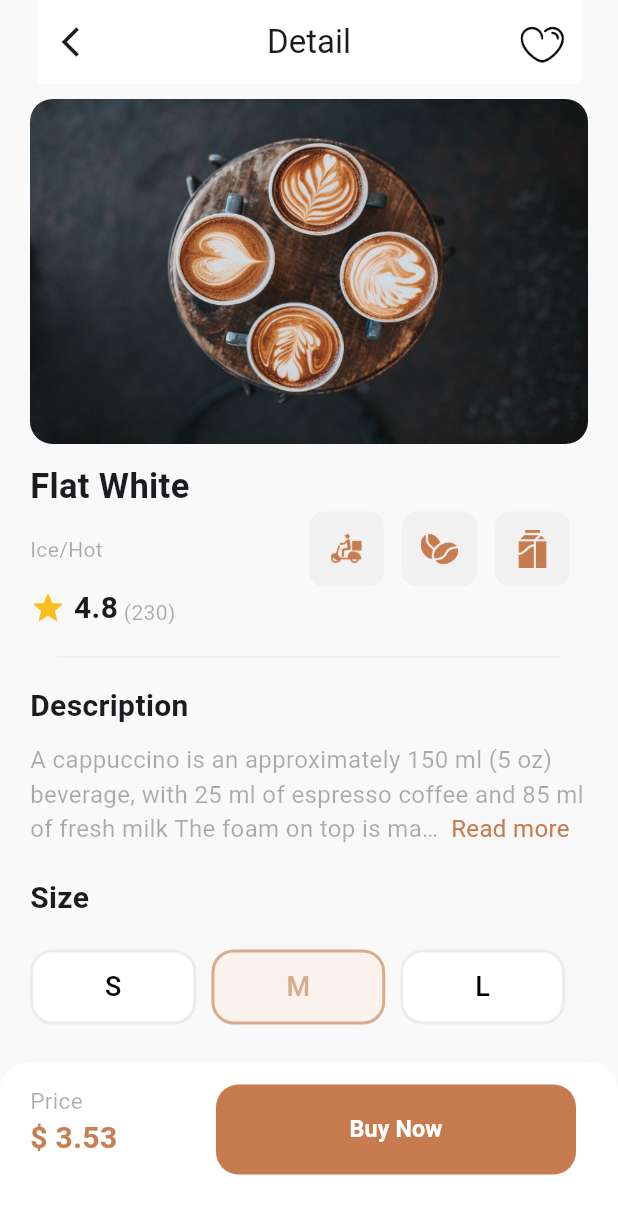
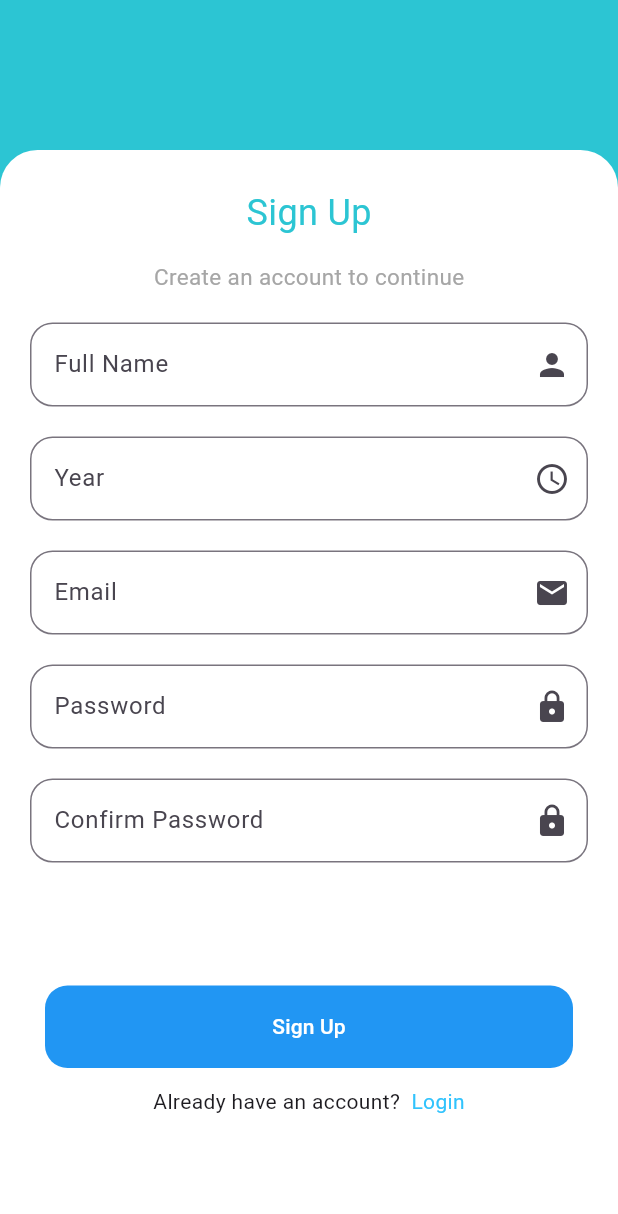
Before and after one commit to Sharawelly/Flutter-Coffee-UI, a Flutter app: the screen it shows after launch, on a phone screen of 412 x 824 dp. Shown: the top 1214 px of the screen. Run offline on Flutter 3.47's test engine with Material 3 defaults, Android fonts, the phone set to English and light mode, and no system bars; drawn by our look-alikes of readmore.

Commit message:
adding log in and sign up

```diff
--- /dev/null
+++ b/lib/Authentication/login_and_signup_field.dart
@@ -0,0 +1,34 @@
+import 'package:flutter/cupertino.dart';
+import 'package:flutter/material.dart';
+
+class LoginAndSignupField extends StatelessWidget {
+  const LoginAndSignupField({super.key, required this.text, this.icon});
+
+  final String text;
+  final IconData? icon;
+  @override
+  Widget build(BuildContext context) {
+    Object h = Icons.lock;
+    return TextField(
+      decoration: InputDecoration(
+        // Label inside the input field
+        labelText: text, // "text" Appears inside the input field and moves up when text is entered.
+
+        // Adds a border around the field with rounded corners
+        border: OutlineInputBorder(
+          borderRadius: BorderRadius.circular(15), // Creates rounded edges (12px)
+        ),
+
+        // Suffix Icon
+        suffixIcon: IconButton(
+          icon: Icon(
+            icon
+          ),
+          onPressed: () {
+          },
+        ),
+      ),
+    );
+  }
+
+}
--- /dev/null
+++ b/lib/Authentication/signupScreen/signup_button_section.dart
@@ -0,0 +1,57 @@
+import 'package:flutter/cupertino.dart';
+import 'package:flutter/material.dart';
+
+class SignupButtonSection extends StatelessWidget {
+  @override
+  Widget build(BuildContext context) {
+    return Expanded(
+      child: Stack(
+        children: [
+          Positioned(
+            bottom: 80,
+            right: 30,
+            left: 30,
+            child: Column(
+              children: [
+                TextButton(
+                  onPressed: null,
+                  style: TextButton.styleFrom(
+                    backgroundColor: Colors.blue,
+                    // Button background color
+                    minimumSize: Size(double.infinity, 55),
+                    // Button padding (height & width)
+                    shape: RoundedRectangleBorder(
+                      borderRadius: BorderRadius.circular(15),
+                    ),
+                  ),
+                  child: Text(
+                    maxLines: 1,
+                    'Sign Up',
+                    style: TextStyle(
+                      color: Colors.white,
+                    ),
+                  ),
+                ),
+                SizedBox(
+                  height: 12,
+                ),
+                Row(
+                  mainAxisAlignment: MainAxisAlignment.center,
+                  children: [
+                    Text('Already have an account?  '),
+                    Text(
+                      'Login',
+                      style: TextStyle(
+                        color: Color.fromARGB(255, 49, 195, 253),
+                      ),
+                    )
+                  ],
+                )
+              ],
+            ),
+          )
+        ],
+      ),
+    );
+  }
+}
--- /dev/null
+++ b/lib/Authentication/signupScreen/signup_fields_section.dart
@@ -0,0 +1,40 @@
+import 'package:flutter/cupertino.dart';
+import 'package:flutter/material.dart';
+
+import '../login_and_signup_field.dart';
+
+class SignupFieldsSection extends StatelessWidget{
+
+  @override
+  Widget build(BuildContext context) {
+    const List<Map<String, IconData?>> loginFields = [
+      {'Full Name': Icons.person},
+      {'Year': Icons.access_time},
+      {'Email': Icons.email},
+      {'Password': Icons.lock},
+      {'Confirm Password': Icons.lock},
+    ];
+    return Padding(
+      padding: const EdgeInsets.all(20),
+      child: Column(
+        children: [
+          ...loginFields.map(
+                (element) {
+              return Column(
+                children: [
+                  LoginAndSignupField(
+                    text: element.keys.first, // access the key
+                    icon: element.values.first, // access the value
+                  ),
+                  SizedBox(
+                    height: 20,
+                  )
+                ],
+              );
+            },
+          ),
+        ],
+      ),
+    );
+  }
+}
--- /dev/null
+++ b/lib/Authentication/signupScreen/signup_header.dart
@@ -0,0 +1,31 @@
+import 'package:flutter/cupertino.dart';
+
+class SignupHeader extends StatelessWidget{
+  @override
+  Widget build(BuildContext context) {
+    return Column(
+      children: [
+        Padding(
+          padding: const EdgeInsets.only(top: 25),
+          child: Text('Sign Up',
+            style:TextStyle(
+              fontSize: 24,
+              color: Color(0xFF2CC5D3),
+            ),
+          ),
+        ),
+        SizedBox(
+          height: 15,
+        ),
+        Text('Create an account to continue',
+          style:TextStyle(
+            fontSize: 15,
+            // rgba(166,166,166,255)
+            color: Color.fromARGB(255, 166, 166, 166),
+          ),
+        ),
+      ],
+    );
+  }
+
+}
--- /dev/null
+++ b/lib/Authentication/signupScreen/signup_screen.dart
@@ -0,0 +1,35 @@
+import 'package:coffee_app/Authentication/signupScreen/signup_button_section.dart';
+import 'package:coffee_app/Authentication/signupScreen/signup_fields_section.dart';
+import 'package:coffee_app/Authentication/signupScreen/signup_header.dart';
+
+import 'package:flutter/cupertino.dart';
+import 'package:flutter/material.dart';
+
+class SignupScreen extends StatelessWidget{
+  @override
+  Widget build(BuildContext context) {
+    return Padding(
+      padding: const EdgeInsets.only(top: 100),
+      // make a Container take up the full height of the screen using "MediaQuery"
+      child: Container(
+        decoration: BoxDecoration(
+            color: Colors.white,
+            borderRadius: BorderRadius.only(
+              topRight: Radius.circular(25),
+              topLeft: Radius.circular(25),
+            )
+        ),
+        width: double.infinity, // Makes it full width
+        height: MediaQuery.of(context).size.height, // Makes it full height
+        child: Column(
+          children: [
+            SignupHeader(),
+            SignupFieldsSection(),
+            SignupButtonSection(),
+          ],
+        ),
+      ),
+    );
+
+  }
+}
--- a/lib/coffee_app.dart
+++ b/lib/coffee_app.dart
@@ -4,6 +4,8 @@ import 'package:coffee_app/model/coffee_item.dart';
 import 'package:flutter/cupertino.dart';
 import 'package:flutter/material.dart';
 
+import 'Authentication/loginScreen/login_screen.dart';
+import 'Authentication/signupScreen/signup_screen.dart';
 import 'detailedScreen/detailed_screen.dart';
 import 'detailedScreen/detailed_screen_app_bar.dart';
 import 'startScreen/my_home.dart';
@@ -18,7 +20,7 @@ class CoffeeAPP extends StatefulWidget {
 }
 
 class _CoffeeAPPState extends State<CoffeeAPP> {
-  String currentScreen = 'detailed-screen';
+  String currentScreen = 'signup-screen';
   final List<CoffeeItem> coffeeItems = coffeeItemsData;
   int index = 0;
 
@@ -30,17 +32,36 @@ class _CoffeeAPPState extends State<CoffeeAPP> {
 
   @override
   Widget build(BuildContext context) {
+    final PreferredSizeWidget? applicationBar;
+    final Widget appBody;
+    final Color color;
+    if(currentScreen == 'login-screen'){
+      applicationBar = null;
+      appBody = LoginScreen();
+      color = Color(0xFF2CC5D3);
+    }
+    else if(currentScreen == 'signup-screen'){
+      applicationBar = null;
+      appBody = SignupScreen();
+      color = Color(0xFF2CC5D3);
+    }
+    else if(currentScreen == 'start-screen'){
+      applicationBar = null;
+      appBody = MyHome(
+        coffeeItems: coffeeItems,
+        switchScreen: switchScreen,
+      );
+      color = Colors.black;
+    }
+    else {
+      applicationBar = DetailedScreenAppBar();
+      appBody = DetailedScreen(coffeeItem: coffeeItems[index]);
+      color = Color.fromARGB(255, 249, 249, 249);
+    }
     return Scaffold(
-      appBar: currentScreen == 'start-screen' ? null : DetailedScreenAppBar(),
-      backgroundColor:
-          // rgba(249,249,249,255)
-          currentScreen == 'start-screen' ? Colors.black : Color.fromARGB(255, 249, 249, 249),
-      body: currentScreen == 'start-screen'
-          ? MyHome(
-              coffeeItems: coffeeItems,
-              switchScreen: switchScreen,
-            )
-          : DetailedScreen(coffeeItem: coffeeItems[index],),
+      appBar: applicationBar,
+      backgroundColor: color,
+      body: appBody
     );
   }
 }
```
Also changed, not shown: lib/Authentication/loginScreen/login_button_section.dart (added, +50 -0 lines), lib/Authentication/loginScreen/login_fields_section.dart (added, +49 -0 lines), lib/Authentication/loginScreen/login_header.dart (added, +31 -0 lines), lib/Authentication/loginScreen/login_screen.dart (added, +36 -0 lines), lib/Authentication/loginScreen/remember_me.dart (added, +38 -0 lines), lib/login_screen.dart (deleted, +0 -10 lines).
